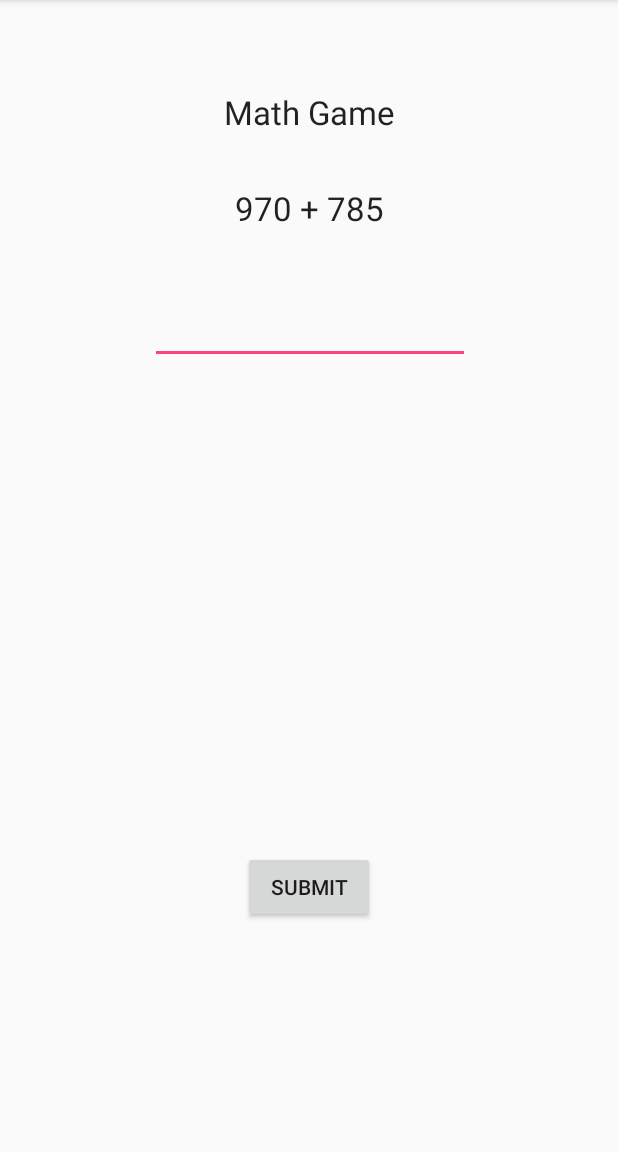
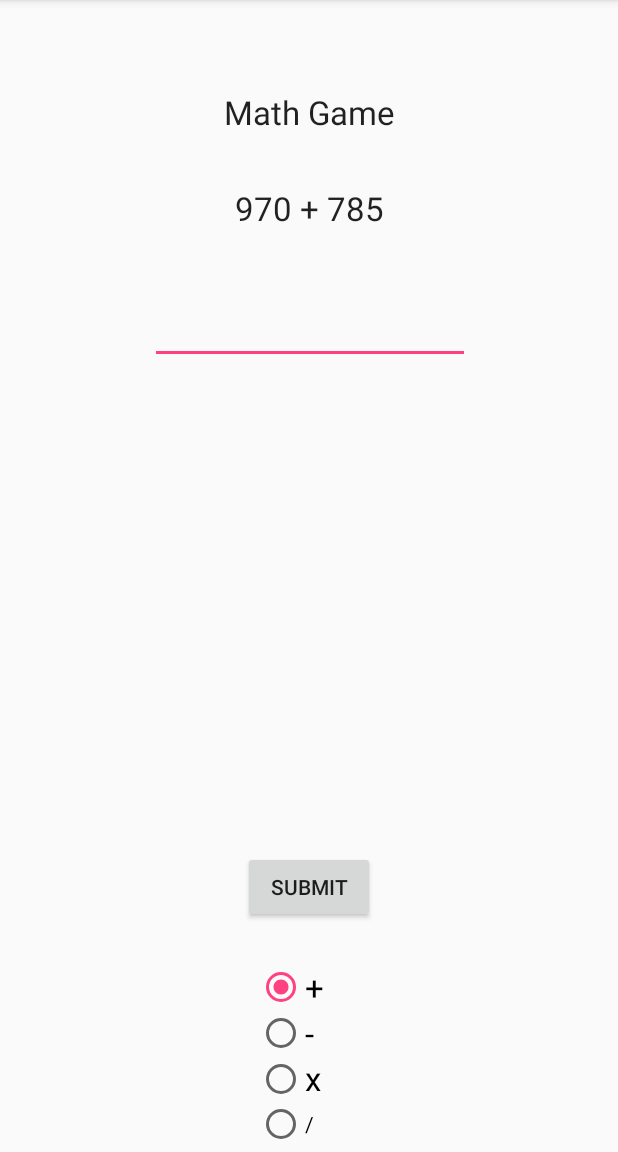
Before and after one commit to LudovicoR/Mathy, an Android app: the screen it shows after launch (MainActivity), on a phone screen of 412 x 824 dp, the part 84-1236 px from its top. Run offline under Robolectric (Android 15) with nearby library versions, the phone set to English and light mode, and no system bars.

Commit message:
Added radio buttons

```diff
--- a/app/src/main/res/layout/activity_main.xml
+++ b/app/src/main/res/layout/activity_main.xml
@@ -52,7 +52,7 @@
         android:layout_marginStart="32dp"
         android:layout_marginTop="24dp"
         android:onClick="onSubmitClick"
-        android:text="Submit"
+        android:text="@string/submit"
         app:layout_constraintEnd_toEndOf="parent"
         app:layout_constraintStart_toStartOf="parent"
         app:layout_constraintTop_toBottomOf="@+id/Answer" />
@@ -72,4 +72,46 @@
         app:layout_constraintTop_toTopOf="parent"
         app:layout_constraintVertical_bias="0.951" />
 
+    <RadioGroup
+        android:layout_width="129dp"
+        android:layout_height="121dp"
+        android:layout_marginBottom="4dp"
+        android:layout_marginStart="171dp"
+        android:checkedButton="@+id/radioButtonAddition"
+        app:layout_constraintBottom_toBottomOf="parent"
+        app:layout_constraintStart_toStartOf="parent">
+
+        <RadioButton
+            android:id="@+id/radioButtonAddition"
+            android:layout_width="wrap_content"
+            android:layout_height="wrap_content"
+            android:layout_weight="1"
+            android:text="+"
+            android:textAppearance="@style/TextAppearance.AppCompat.Large" />
+
+        <RadioButton
+            android:id="@+id/radioButtonSubstraction"
+            android:layout_width="wrap_content"
+            android:layout_height="wrap_content"
+            android:layout_weight="1"
+            android:text="-"
+            android:textAppearance="@style/TextAppearance.AppCompat.Large" />
+
+        <RadioButton
+            android:id="@+id/radioButtonMultiplication"
+            android:layout_width="wrap_content"
+            android:layout_height="wrap_content"
+            android:layout_weight="1"
+            android:text="x"
+            android:textAppearance="@style/TextAppearance.AppCompat.Large" />
+
+        <RadioButton
+            android:id="@+id/radioButtonDivision"
+            android:layout_width="wrap_content"
+            android:layout_height="wrap_content"
+            android:layout_weight="1"
+            android:text="/" />
+    </RadioGroup>
+
+
 </android.support.constraint.ConstraintLayout>
--- a/app/src/main/res/values/strings.xml
+++ b/app/src/main/res/values/strings.xml
@@ -1,3 +1,5 @@
 <resources>
     <string name="app_name">Mathy</string>
+    <string name="submit">Submit</string>
+
 </resources>
```
Also changed, not shown: 2 other files.
